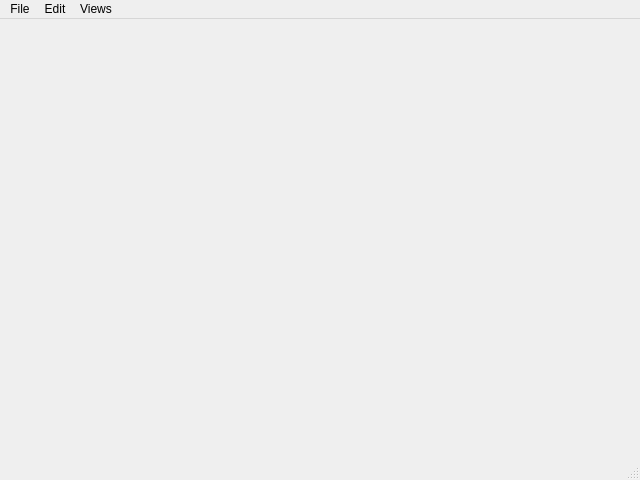
This is Editor/Source/CrystalEditor/Private/Editor/SceneEditor/SceneEditorWindow.ui in neelmewada/CrystalEngine as Qt 5 draws it before an edit. The edited form follows.
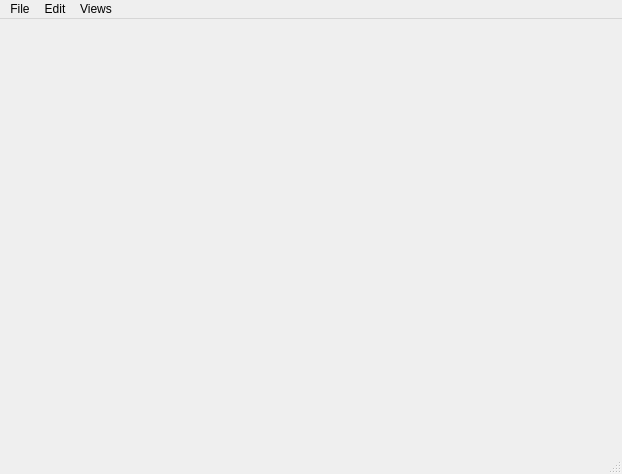
This is the edited form.

Patch:
```diff
--- a/Editor/Source/CrystalEditor/Private/Editor/SceneEditor/SceneEditorWindow.ui
+++ b/Editor/Source/CrystalEditor/Private/Editor/SceneEditor/SceneEditorWindow.ui
@@ -6,8 +6,8 @@
    <rect>
     <x>0</x>
     <y>0</y>
-    <width>640</width>
-    <height>480</height>
+    <width>622</width>
+    <height>474</height>
    </rect>
   </property>
   <property name="windowTitle">
@@ -19,7 +19,7 @@
     <rect>
      <x>0</x>
      <y>0</y>
-     <width>640</width>
+     <width>622</width>
      <height>19</height>
     </rect>
    </property>
```
